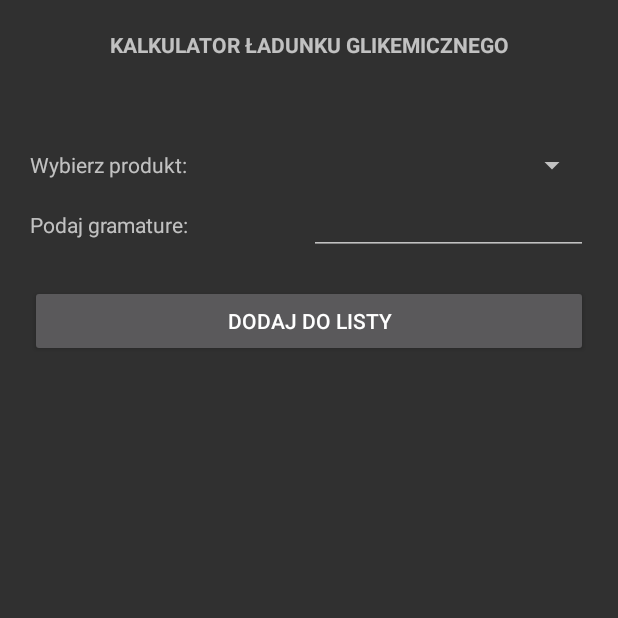
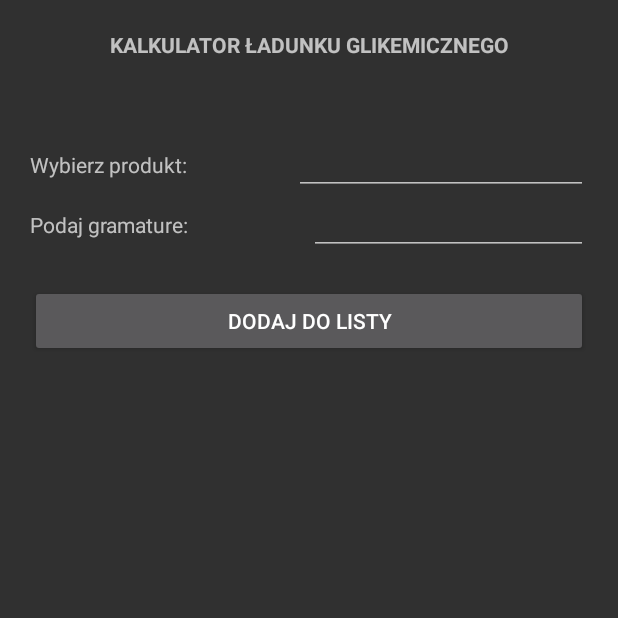
Before and after one commit to awochniak/mobileProgramming, an Android app: the screen it shows after launch (MainActivity), item 3 of the bottom bar chosen, on a phone screen of 412 x 824 dp, the top half of it. Run offline under Robolectric (Android 15) with nearby library versions, the phone set to English and light mode, and no system bars; our stand-ins replace Firebase (no records; nobody signed in at launch, a user with empty details on screens opened directly).

Commit message:
Fix problem with edit text covered by keyboard

```diff
--- a/app/src/main/AndroidManifest.xml
+++ b/app/src/main/AndroidManifest.xml
@@ -6,21 +6,21 @@
     <uses-permission android:name="android.permission.ACCESS_NETWORK_STATE" />
 
     <application
+        android:windowSoftInputMode="adjustPan"
         android:allowBackup="true"
         android:icon="@mipmap/ic_launcher"
         android:label="@string/app_name"
         android:roundIcon="@mipmap/ic_launcher_round"
         android:supportsRtl="true"
         android:theme="@style/Theme.AppCompat.NoActionBar">
-        <activity android:name=".MainActivity"
-            android:windowSoftInputMode="adjustResize|adjustPan">
+        <activity android:name=".MainActivity">
             <intent-filter>
                 <action android:name="android.intent.action.MAIN" />
 
                 <category android:name="android.intent.category.LAUNCHER" />
             </intent-filter>
         </activity>
-        <activity android:name=".ui.ProductInfo"/>
+        <activity android:name=".ui.ProductInfo" />
     </application>
 
 </manifest>
--- a/app/src/main/res/layout/calc_fragment.xml
+++ b/app/src/main/res/layout/calc_fragment.xml
@@ -4,7 +4,7 @@
     xmlns:android="http://schemas.android.com/apk/res/android"
     android:id="@+id/scrollView">
 
-    <LinearLayout xmlns:android="http://schemas.android.com/apk/res/android"
+    <LinearLayout
         android:orientation="vertical" android:layout_width="match_parent"
         android:layout_height="match_parent"
         android:layout_marginLeft="20dp"
@@ -36,10 +36,14 @@
                 android:gravity="center_vertical"
                 android:text="Wybierz produkt:" />
 
-            <Spinner
-                android:id="@+id/spinner"
-                android:layout_width="200sp"
-                android:layout_height="match_parent" />
+            <EditText
+                android:id="@+id/spinnerText"
+                android:layout_width="wrap_content"
+                android:layout_height="wrap_content"
+                android:layout_weight="1"
+                android:ems="10"
+                android:inputType="phone" />
+
         </LinearLayout>
 
         <LinearLayout
```
Also changed, not shown: app/src/main/res/layout/ingredient.xml (added, +34 -0 lines).
